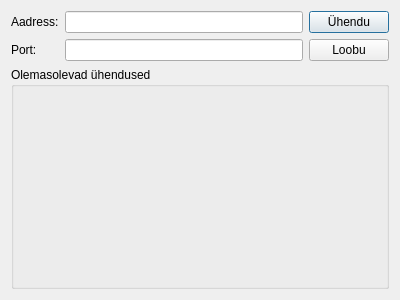
First picture: the form in src/siusdataconnections.ui, repository ymeramees/protokollitaja, before the edit.
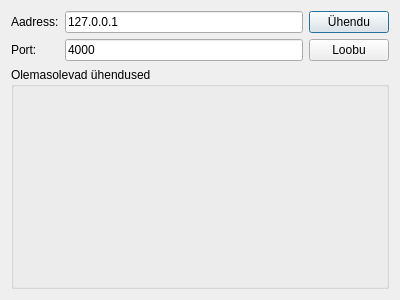
Second picture: the form after the edit.

```diff
--- a/src/siusdataconnections.ui
+++ b/src/siusdataconnections.ui
@@ -17,7 +17,11 @@
    <item>
     <layout class="QGridLayout" name="gridLayout">
      <item row="1" column="1">
-      <widget class="QLineEdit" name="portEdit"/>
+      <widget class="QLineEdit" name="portEdit">
+       <property name="text">
+        <string>4000</string>
+       </property>
+      </widget>
      </item>
      <item row="0" column="2">
       <widget class="QPushButton" name="connectButton">
@@ -41,7 +45,11 @@
       </widget>
      </item>
      <item row="0" column="1">
-      <widget class="QLineEdit" name="addressEdit"/>
+      <widget class="QLineEdit" name="addressEdit">
+       <property name="text">
+        <string>127.0.0.1</string>
+       </property>
+      </widget>
      </item>
      <item row="1" column="2">
       <widget class="QPushButton" name="cancelButton">
```
Left out of the diff: 19 changed lines with no effect on the pictures.
